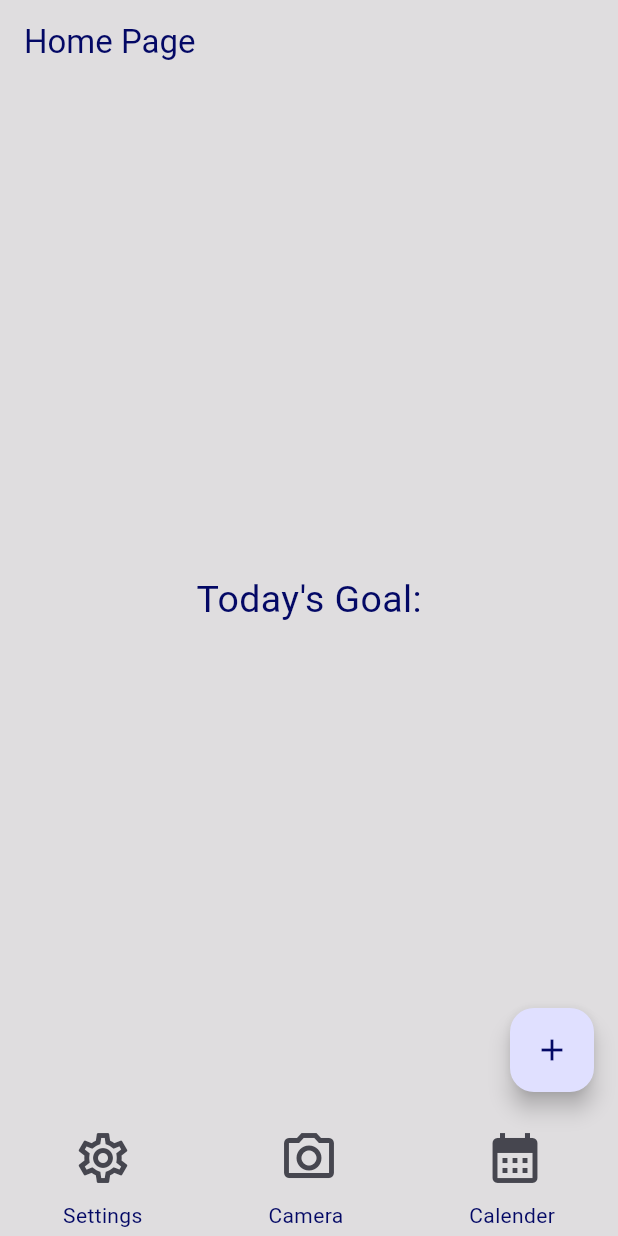
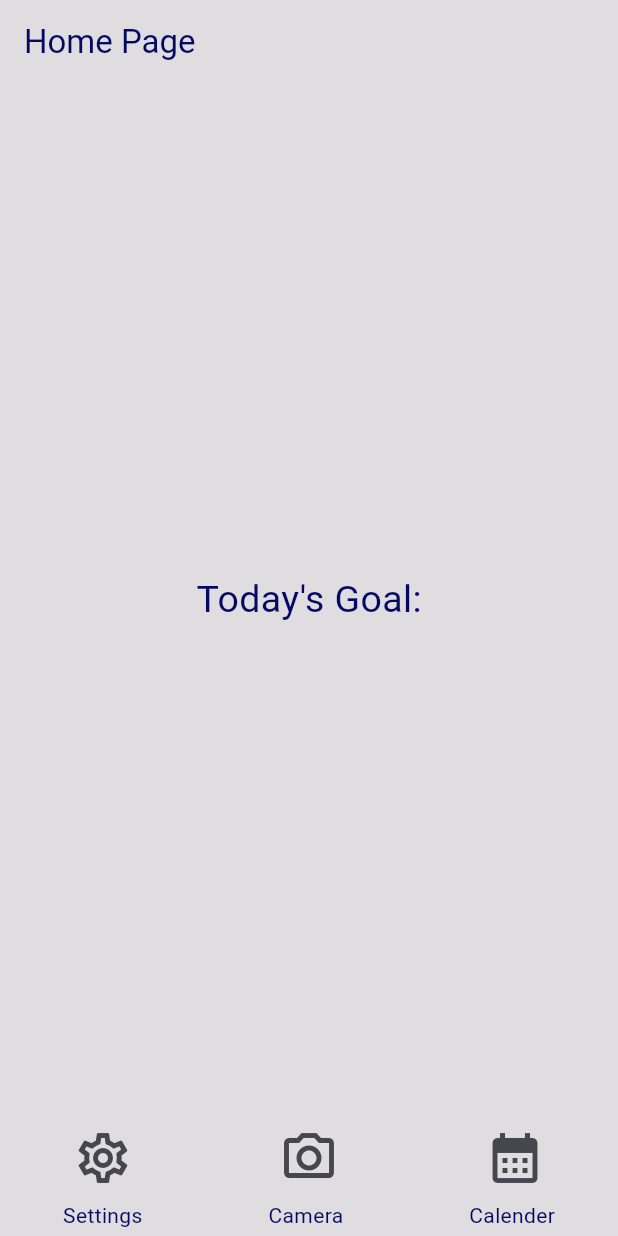
Before and after one commit to LowerCaseL084/CaloriesTrackerFlutter, a Flutter app: the screen it shows after launch, on a phone screen of 412 x 824 dp. Run offline on Flutter 3.47's test engine with Material 2 defaults, Android fonts, the phone set to English and light mode, and no system bars; our stand-ins replace shared_preferences.

Commit message:
Removed floating action button

```diff
--- a/lib/main.dart
+++ b/lib/main.dart
@@ -116,13 +116,6 @@ class _CaloriesHomePageState extends State<CaloriesHomePage> {
           )
         ]),
       ),
-      floatingActionButton: FloatingActionButton(
-        onPressed: () {
-          Navigator.pushNamed(context, '/settings');
-        },
-        tooltip: 'Settings',
-        child: const Icon(Icons.add),
-      ),
     );
   }
 }
```
